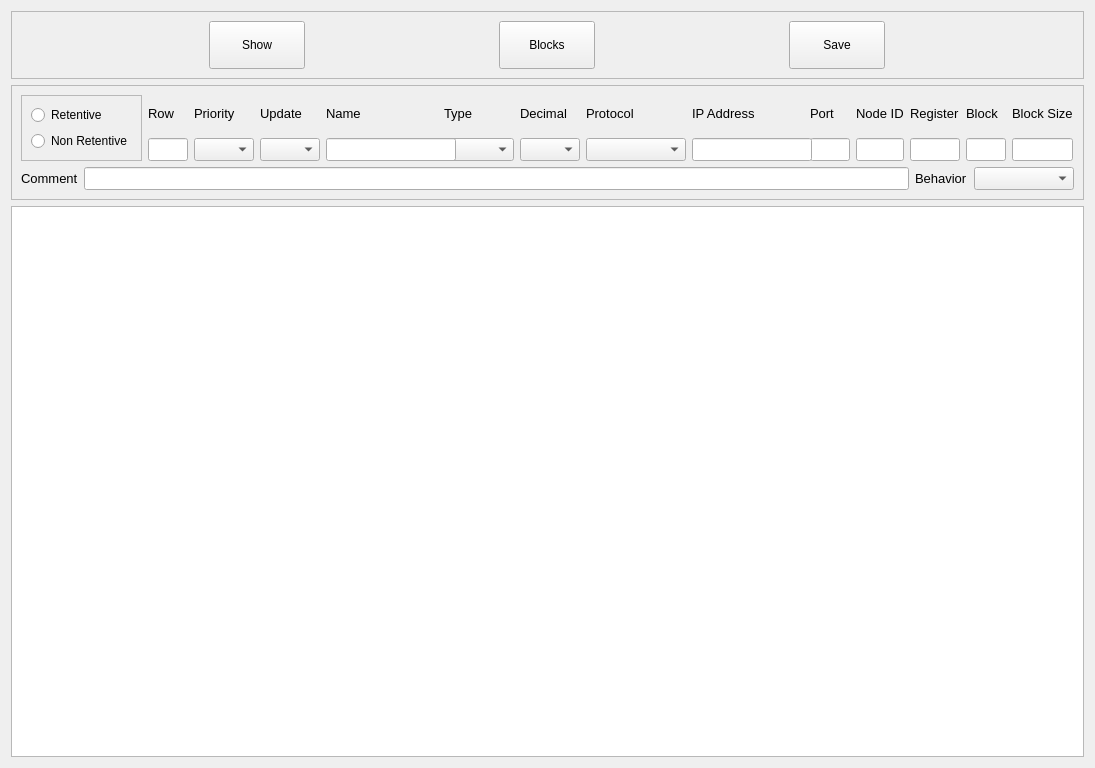
Qt form projects/devtools/qt-creator-2.8.1-src/src/plugins/cte/ctedit.ui (MECTsrl/imx_mect) before a commit.
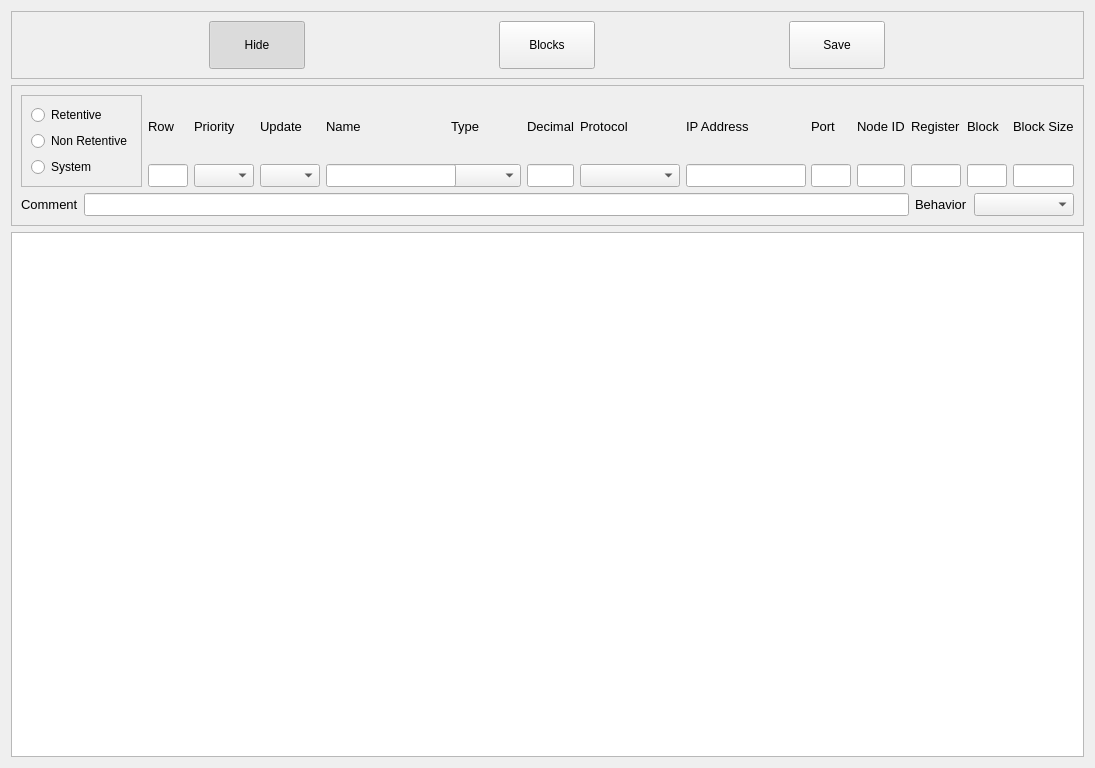
The same form after that commit.

What changed in the file:
```diff
--- a/projects/devtools/qt-creator-2.8.1-src/src/plugins/cte/ctedit.ui
+++ b/projects/devtools/qt-creator-2.8.1-src/src/plugins/cte/ctedit.ui
@@ -44,11 +44,14 @@
          </size>
         </property>
         <property name="text">
-         <string>Show</string>
+         <string>Hide</string>
         </property>
         <property name="checkable">
          <bool>true</bool>
         </property>
+        <property name="checked">
+         <bool>true</bool>
+        </property>
         <property name="autoDefault">
          <bool>false</bool>
         </property>
@@ -151,6 +154,18 @@
              </property>
             </widget>
            </item>
+           <item>
+            <widget class="QRadioButton" name="optSystem">
+             <property name="font">
+              <font>
+               <pointsize>9</pointsize>
+              </font>
+             </property>
+             <property name="text">
+              <string>System</string>
+             </property>
+            </widget>
+           </item>
           </layout>
          </widget>
         </item>
@@ -405,21 +420,6 @@
             </property>
            </widget>
           </item>
-          <item row="7" column="5">
-           <widget class="QComboBox" name="cboDecimal">
-            <property name="minimumSize">
-             <size>
-              <width>60</width>
-              <height>0</height>
-             </size>
-            </property>
-            <property name="font">
-             <font>
-              <pointsize>10</pointsize>
-             </font>
-            </property>
-           </widget>
-          </item>
           <item row="7" column="3">
            <widget class="QLineEdit" name="txtName">
             <property name="minimumSize">
@@ -564,6 +564,24 @@
             </property>
            </widget>
           </item>
+          <item row="7" column="5">
+           <widget class="QLineEdit" name="txtDecimal">
+            <property name="minimumSize">
+             <size>
+              <width>40</width>
+              <height>0</height>
+             </size>
+            </property>
+            <property name="font">
+             <font>
+              <pointsize>10</pointsize>
+             </font>
+            </property>
+            <property name="alignment">
+             <set>Qt::AlignRight|Qt::AlignTrailing|Qt::AlignVCenter</set>
+            </property>
+           </widget>
+          </item>
          </layout>
         </item>
        </layout>
```
Left out of the diff: 6 changed lines with no effect on the pictures.
